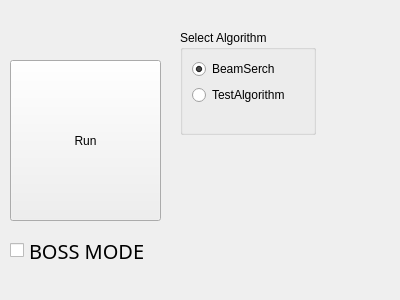
First picture: the form in Slave/neoslaver.ui, repository tnct-spc/procon2017-comp, before the edit.
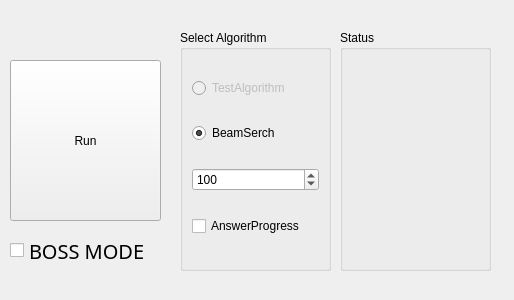
Second picture: the form after the edit.

What changed in the file:
```diff
--- a/Slave/neoslaver.ui
+++ b/Slave/neoslaver.ui
@@ -6,7 +6,7 @@
    <rect>
     <x>0</x>
     <y>0</y>
-    <width>400</width>
+    <width>514</width>
     <height>300</height>
    </rect>
   </property>
@@ -18,15 +18,25 @@
     <rect>
      <x>180</x>
      <y>30</y>
-     <width>136</width>
-     <height>105</height>
+     <width>151</width>
+     <height>241</height>
     </rect>
    </property>
    <property name="title">
     <string>Select Algorithm</string>
    </property>
-   <layout class="QFormLayout" name="formLayout">
-    <item row="0" column="0">
+   <layout class="QVBoxLayout" name="verticalLayout_2">
+    <item>
+     <widget class="QRadioButton" name="algo1">
+      <property name="enabled">
+       <bool>false</bool>
+      </property>
+      <property name="text">
+       <string>TestAlgorithm</string>
+      </property>
+     </widget>
+    </item>
+    <item>
      <widget class="QRadioButton" name="algo2">
       <property name="text">
        <string>BeamSerch</string>
@@ -36,10 +46,20 @@
       </property>
      </widget>
     </item>
-    <item row="1" column="0">
-     <widget class="QRadioButton" name="algo1">
+    <item>
+     <widget class="QSpinBox" name="beamwidth">
+      <property name="maximum">
+       <number>1000</number>
+      </property>
+      <property name="value">
+       <number>100</number>
+      </property>
+     </widget>
+    </item>
+    <item>
+     <widget class="QCheckBox" name="answer_progress">
       <property name="text">
-       <string>TestAlgorithm</string>
+       <string>AnswerProgress</string>
       </property>
      </widget>
     </item>
@@ -77,31 +97,34 @@
     <string>Run</string>
    </property>
   </widget>
-  <widget class="QLabel" name="state">
+  <widget class="QGroupBox" name="groupBox_2">
    <property name="geometry">
     <rect>
-     <x>190</x>
-     <y>150</y>
-     <width>121</width>
-     <height>21</height>
+     <x>340</x>
+     <y>30</y>
+     <width>151</width>
+     <height>241</height>
     </rect>
    </property>
-   <property name="text">
-    <string/>
+   <property name="title">
+    <string>Status</string>
    </property>
-  </widget>
-  <widget class="QLabel" name="getLabel">
-   <property name="geometry">
-    <rect>
-     <x>192</x>
-     <y>180</y>
-     <width>121</width>
-     <height>20</height>
-    </rect>
-   </property>
-   <property name="text">
-    <string/>
-   </property>
+   <layout class="QVBoxLayout" name="verticalLayout">
+    <item>
+     <widget class="QLabel" name="state">
+      <property name="text">
+       <string/>
+      </property>
+     </widget>
+    </item>
+    <item>
+     <widget class="QLabel" name="getLabel">
+      <property name="text">
+       <string/>
+      </property>
+     </widget>
+    </item>
+   </layout>
   </widget>
  </widget>
  <resources/>
```
